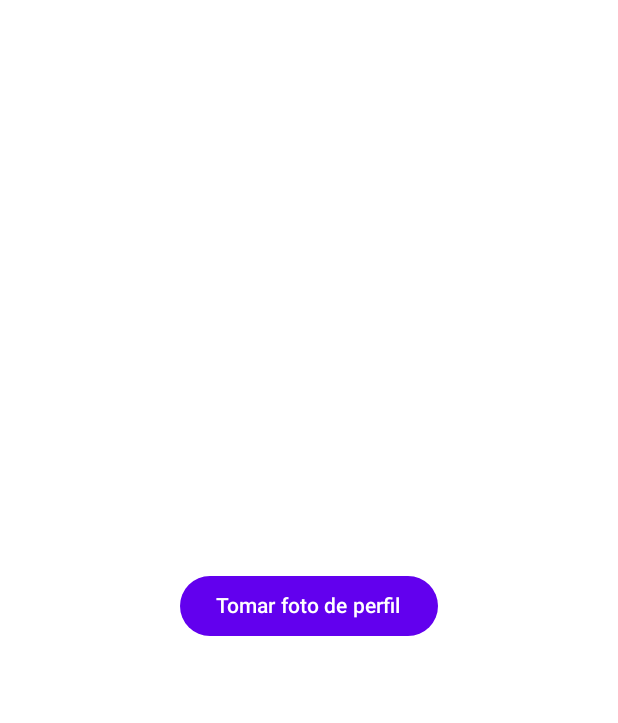
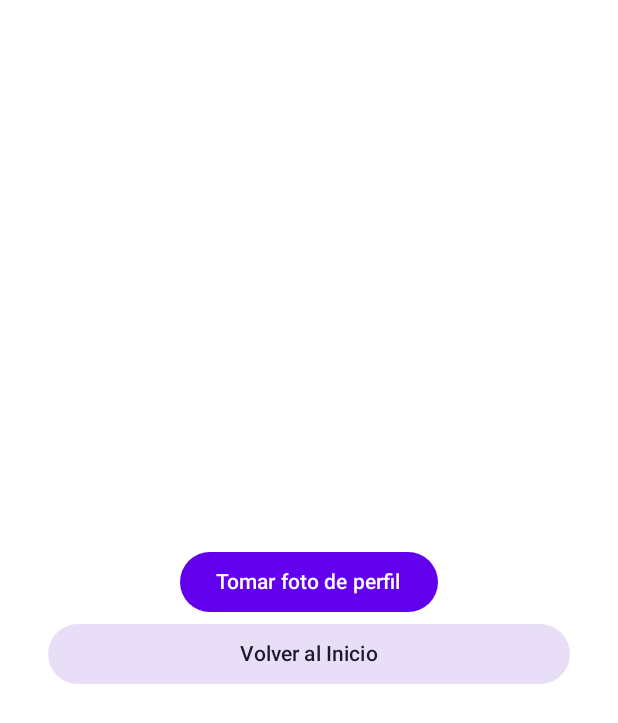
Before and after one commit to Felfarias12/ZapPay, an Android app built with Jetpack Compose: the composable CamaraFotos shown on its own in the app's theme, after a tap on "Tomar foto de perfil", on a phone screen of 412 x 824 dp. Shown: the top 723 px of the screen. Run offline under Robolectric (Android 15) with nearby library versions, the phone set to English and light mode, and no system bars; 2 statements that could not run were skipped.

Commit message:
Camara y arreglos varios

```diff
--- a/app/src/main/java/com/example/zappay/repository/UsuarioRepository.kt
+++ b/app/src/main/java/com/example/zappay/repository/UsuarioRepository.kt
@@ -28,11 +28,10 @@ object UsuarioRepository {
             telefono = telefono,//
             correo = correo,//
             saldo = saldo, //
-            faceId = faceId //
+            faceId = faceId  //
         )
         _usuarios = _usuarios + usuario
         return usuario
     }
 
-    fun obtenerUsuarios(): List<Usuario> = usuarios
 }
--- a/app/src/main/java/com/example/zappay/ui/CamaraFotos.kt
+++ b/app/src/main/java/com/example/zappay/ui/CamaraFotos.kt
@@ -9,6 +9,8 @@ import androidx.activity.result.contract.ActivityResultContracts
 import androidx.compose.foundation.Image
 import androidx.compose.foundation.layout.*
 import androidx.compose.material3.Button
+import androidx.compose.material3.ButtonDefaults
+import androidx.compose.material3.MaterialTheme
 import androidx.compose.material3.Text
 import androidx.compose.runtime.*
 import androidx.compose.ui.Alignment
@@ -19,13 +21,22 @@ import androidx.compose.ui.unit.dp
 import androidx.core.content.FileProvider
 import androidx.navigation.NavController
 import java.io.File
-
 @Composable
 fun CamaraFotos(navController: NavController) {
     val context = LocalContext.current
     var imageUri by remember { mutableStateOf<Uri?>(null) }
     var bitmap by remember { mutableStateOf<Bitmap?>(null) }
-    var permisoConcedido by remember { mutableStateOf(false) }
+
+    // Crea el archivo temporal
+    fun createImageFile(): Uri {
+        val file = File.createTempFile("face_id", ".jpg", context.cacheDir)
+        file.deleteOnExit()
+        return FileProvider.getUriForFile(
+            context,
+            "${context.packageName}.provider",
+            file
+        )
+    }
 
     // Lanzador de cámara
     val takePictureLauncher = rememberLauncherForActivityResult(
@@ -34,6 +45,10 @@ fun CamaraFotos(navController: NavController) {
         if (success && imageUri != null) {
             val bmp = MediaStore.Images.Media.getBitmap(context.contentResolver, imageUri)
             bitmap = bmp
+
+            navController.previousBackStackEntry
+                ?.savedStateHandle
+                ?.set("fotoPerfilUri", imageUri.toString())
         }
     }
 
@@ -41,15 +56,8 @@ fun CamaraFotos(navController: NavController) {
     val cameraPermissionLauncher = rememberLauncherForActivityResult(
         ActivityResultContracts.RequestPermission()
     ) { granted ->
-        permisoConcedido = granted
         if (granted) {
-            val file = File.createTempFile("profile_photo", ".jpg", context.cacheDir)
-            file.deleteOnExit()
-            val uri = FileProvider.getUriForFile(
-                context,
-                context.packageName + ".provider",
-                file
-            )
+            val uri = createImageFile()
             imageUri = uri
             takePictureLauncher.launch(uri)
         }
@@ -70,11 +78,29 @@ fun CamaraFotos(navController: NavController) {
             )
             Spacer(modifier = Modifier.height(16.dp))
         }
+
         Button(onClick = {
             cameraPermissionLauncher.launch(Manifest.permission.CAMERA)
+
         }) {
             Text("Tomar foto de perfil")
+
+
         }
-        Spacer(modifier = Modifier.height(16.dp))
+        Button(
+            onClick = {
+                // Esto debe llevarte al inicio
+                navController.navigate("InicioScreen") {
+                    popUpTo("InicioScreen") { inclusive = true }
+                }
+            },
+            modifier = Modifier.fillMaxWidth(),
+            colors = ButtonDefaults.buttonColors(
+                containerColor = MaterialTheme.colorScheme.secondaryContainer,
+                contentColor = MaterialTheme.colorScheme.onSecondaryContainer
+            )
+        ) {
+            Text("Volver al Inicio")
+        }
     }
 }
--- a/app/src/main/java/com/example/zappay/ui/screens/InicioScreen.kt
+++ b/app/src/main/java/com/example/zappay/ui/screens/InicioScreen.kt
@@ -72,7 +72,7 @@ fun InicioScreen(navController: NavController) {
         Spacer(modifier = Modifier.height(16.dp))
 
         Button(
-            onClick = { navController.navigate("ListaUsuarioScreen") },
+            onClick = { navController.navigate("ListaUsuariosScreen") },
             modifier = Modifier.fillMaxWidth()
         ) {
             Text("Ver Usuarios")
--- a/app/src/main/java/com/example/zappay/ui/screens/PagoScreen.kt
+++ b/app/src/main/java/com/example/zappay/ui/screens/PagoScreen.kt
@@ -38,10 +38,11 @@ fun PagoScreen(navController: NavController) {
                 ) {
                     Text(
                         "No hay usuarios registrados",
-                        style = MaterialTheme.typography.bodyLarge
+                        style = MaterialTheme.typography.bodyLarge,
+                        color = MaterialTheme.colorScheme.onBackground
                     )
                     Spacer(modifier = Modifier.height(8.dp))
-                    Button(onClick = { navController.navigate("registro") }) {
+                    Button(onClick = { navController.navigate("RegistroScreen") }) {
                         Text("Registrar Primer Usuario")
                     }
                 }
```
Also changed, not shown: app/src/main/AndroidManifest.xml (+10 -0 lines), app/src/main/java/com/example/zappay/MainActivity.kt (+28 -3 lines), app/src/main/java/com/example/zappay/ui/Navegacion.kt (+9 -5 lines), app/src/main/java/com/example/zappay/ui/screens/ListaUsuariosScreen.kt (+17 -11 lines), app/src/main/java/com/example/zappay/ui/screens/RegistroScreen.kt (+8 -4 lines).
